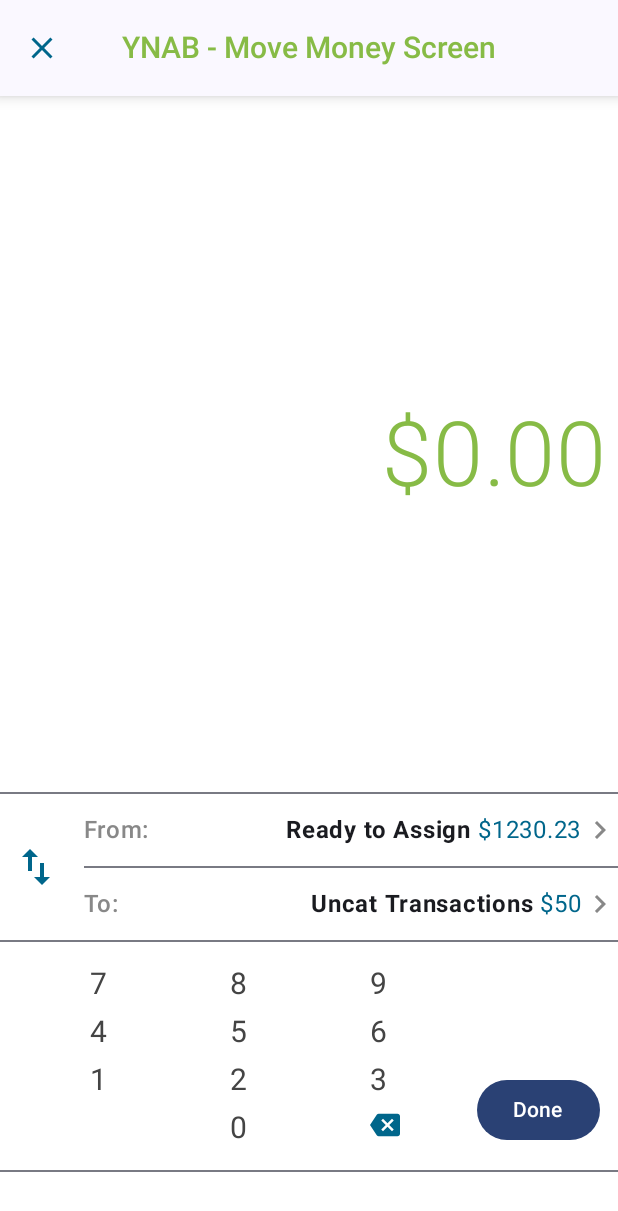
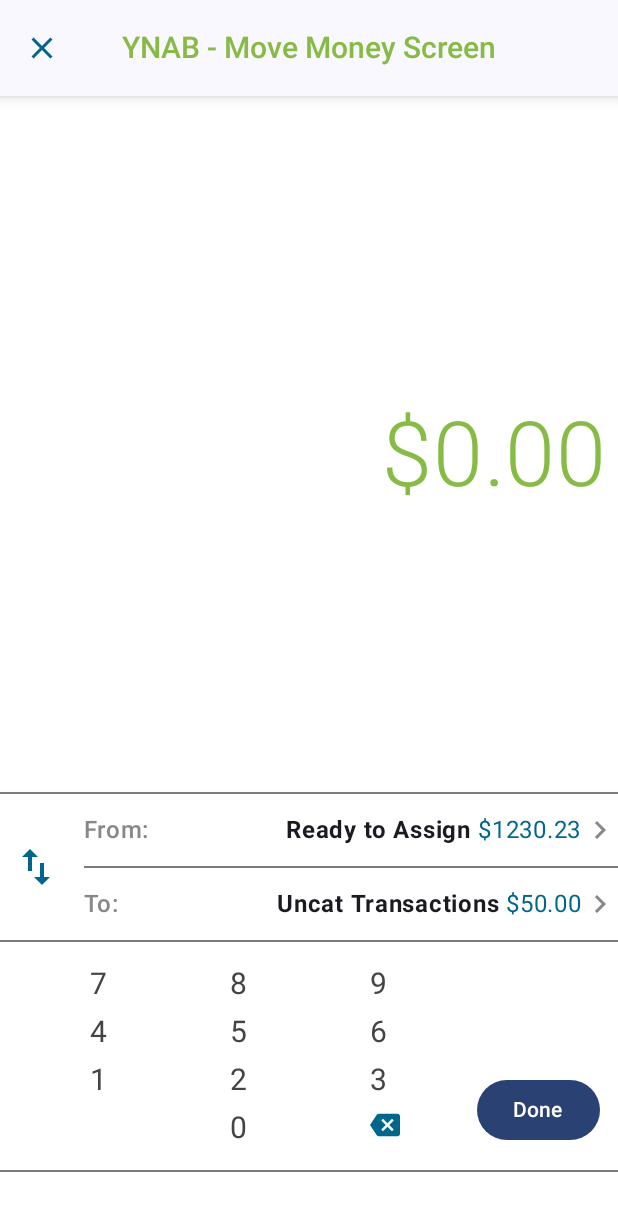
Before and after one commit to FeKent/Replica, an Android app built with Jetpack Compose: the HomeScreen screen opened through its navigation route, after a tap on "YNAB - Move Money", on a phone screen of 412 x 824 dp. Shown: the top 1211 px of the screen. Run offline under Robolectric (Android 15) with nearby library versions, the phone set to English and light mode, and no system bars.

Commit message:
Extract view state for all data that can vary

```diff
--- a/app/src/main/java/com/example/replica/MainActivity.kt
+++ b/app/src/main/java/com/example/replica/MainActivity.kt
@@ -50,7 +50,7 @@
                 ynabScreen = { navController.navigate(Screen.Ynab.route) },
                 whatsAppScreen = { navController.navigate(Screen.WhatsApp.route) })
         }
-        composable(Screen.Ynab.route) { YnabScreen { navController.navigate(Screen.Home.route) } }
+        composable(Screen.Ynab.route) { YnabScreen({ navController.navigate(Screen.Home.route) }) }
         composable(Screen.WhatsApp.route) { WhatsAppScreen { navController.navigate(Screen.Home.route) } }
     }
 }
--- a/app/src/main/java/com/example/replica/composables/YnabScreen.kt
+++ b/app/src/main/java/com/example/replica/composables/YnabScreen.kt
@@ -39,15 +39,34 @@
 import androidx.compose.ui.unit.sp
 import com.example.replica.R
 
+data class YnabScreenViewState(
+    val moveAmount: String,
+    val fromCategory: String,
+    val fromCategoryAmount: String,
+    val toCategory: String,
+    val toCategoryAmount: String,
+)
+
 @Composable
-fun YnabScreen(backHome: () -> Unit) {
-    Column(modifier = Modifier
-        .fillMaxSize(1f)
-        .background(Color.White)) {
+fun YnabScreen(
+    backHome: () -> Unit,
+    viewState: YnabScreenViewState = YnabScreenViewState(
+        moveAmount = "$0.00",
+        fromCategory = "Ready to Assign",
+        fromCategoryAmount = "$1230.23",
+        toCategory = "Uncat Transactions",
+        toCategoryAmount = "$50.00",
+    ),
+) {
+    Column(
+        modifier = Modifier
+            .fillMaxSize(1f)
+            .background(Color.White)
+    ) {
         ElevatedCenterAlignedTopAppBar(backHome = backHome)
         Spacer(modifier = Modifier.size(16.dp))
         Text(
-            text = "$0.00",
+            text = viewState.moveAmount,
             color = Color(135, 187, 70, 255),
             textAlign = TextAlign.End,
             fontSize = 60.sp,
@@ -85,9 +104,9 @@
                             modifier = Modifier.fillMaxWidth()
                         ) {
                             Spacer(modifier = Modifier.size(16.dp))
-                            Text(text = "Ready to Assign", fontWeight = FontWeight.Bold)
+                            Text(text = viewState.fromCategory, fontWeight = FontWeight.Bold)
                             Spacer(modifier = Modifier.size(4.dp))
-                            Text(text = "$1230.23", color = Color(0, 102, 139))
+                            Text(text = viewState.fromCategoryAmount, color = Color(0, 102, 139))
                             Icon(
                                 Icons.Filled.KeyboardArrowRight,
                                 contentDescription = "Arrow Right",
@@ -106,9 +125,9 @@
                             modifier = Modifier.fillMaxWidth()
                         ) {
                             Spacer(modifier = Modifier.size(16.dp))
-                            Text(text = "Uncat Transactions", fontWeight = FontWeight.Bold)
+                            Text(text = viewState.toCategory, fontWeight = FontWeight.Bold)
                             Spacer(modifier = Modifier.size(4.dp))
-                            Text(text = "$50", color = Color(0, 102, 139))
+                            Text(text = viewState.toCategoryAmount, color = Color(0, 102, 139))
                             Icon(
                                 Icons.Filled.KeyboardArrowRight,
                                 contentDescription = "Arrow Right",
@@ -252,5 +271,5 @@
 @Preview()
 @Composable
 private fun PreviewLight() {
-    YnabScreen {}
+    YnabScreen({})
 }
```
